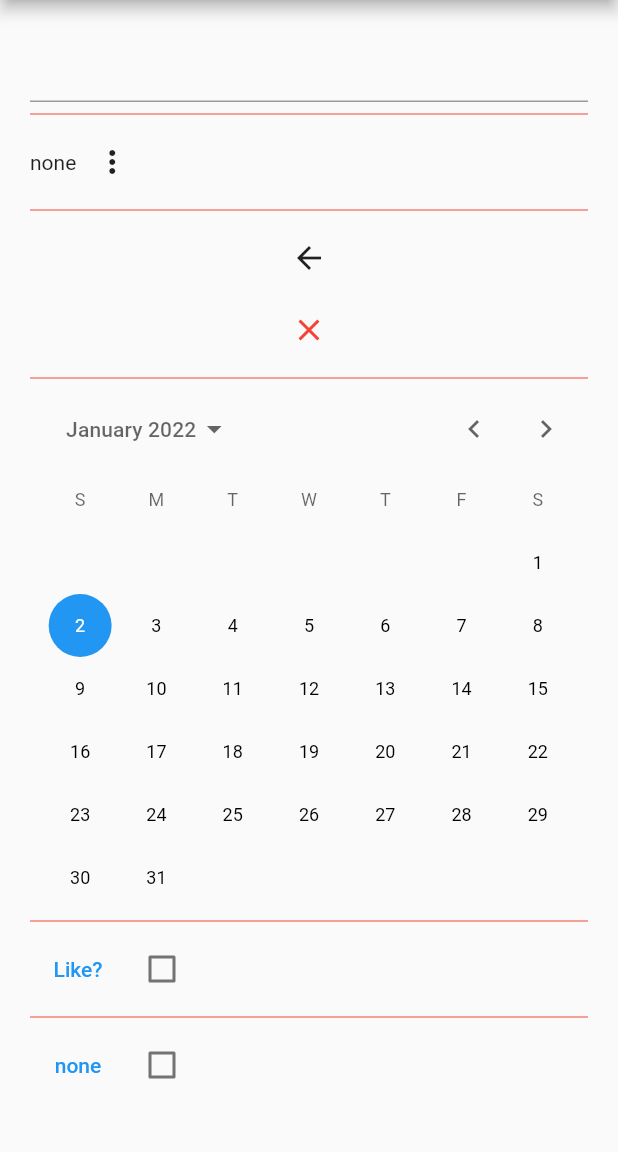
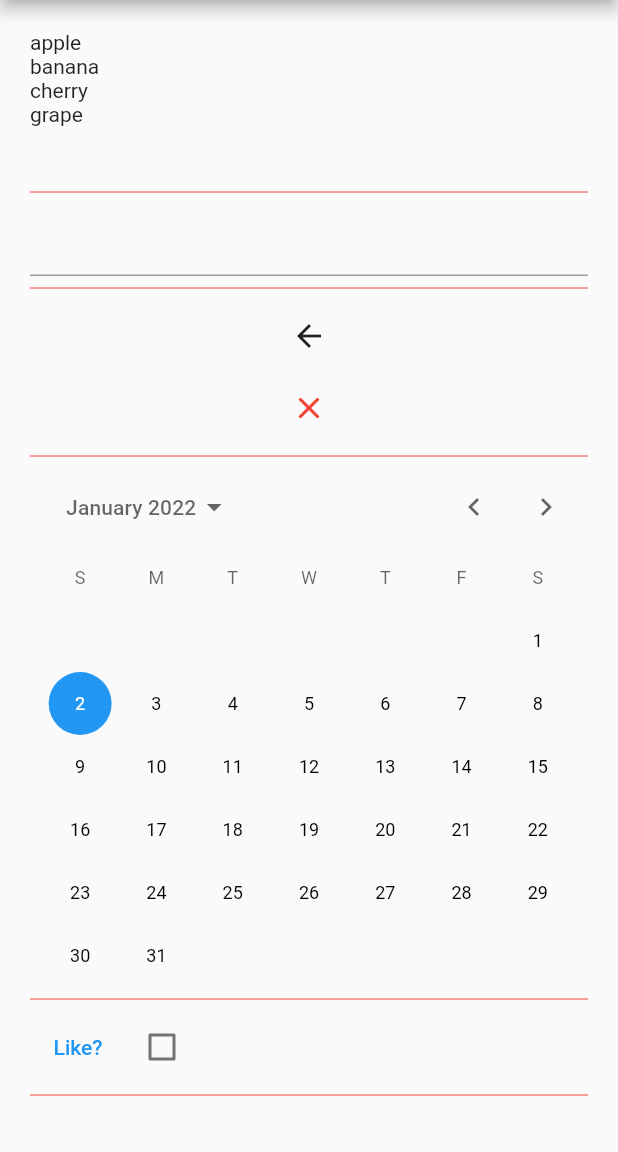
Before and after one commit to mvolkmann/flutter_input, a Flutter app: the screen it shows after launch, on a phone screen of 412 x 824 dp, the part 84-1236 px from its top. Run offline on Flutter 3.47's test engine with Material 2 defaults, Android fonts, the phone set to English and light mode, and no system bars.

```diff
--- a/lib/main.dart
+++ b/lib/main.dart
@@ -8,6 +8,7 @@ import 'my_checkbox.dart';
 import 'my_dropdown.dart';
 import 'my_popup_menu_button.dart';
 import 'my_range_slider.dart';
+import 'my_reorderable_list.dart';
 import 'my_slider.dart';
 import 'my_text_field.dart';
 import 'my_switch.dart';
@@ -278,6 +279,11 @@ class _MyHomePageState extends State<MyHomePage> {
         });
   }
 
+  Widget _buildReorderableList() {
+    var items = ['apple', 'banana', 'cherry', 'grape'];
+    return MyReorderableList(items: items);
+  }
+
   Widget _buildSlider() {
     return MySlider(
         divisions: 20,
@@ -362,12 +368,12 @@ class _MyHomePageState extends State<MyHomePage> {
         child: Form(
           child: ListView(
             children: <Widget>[
+              _buildReorderableList(),
+              _buildDivider(),
+
               _buildAutocomplete(),
               if (selectedWord.isNotEmpty)
                 Text('selected word is $selectedWord'),
-              _buildDivider(),
-
-              _buildPopupMenuButton(),
               _buildDivider(),
 
               BackButton(
@@ -415,6 +421,9 @@ class _MyHomePageState extends State<MyHomePage> {
               _buildOutlinedButton(),
               _buildDivider(),
 
+              _buildPopupMenuButton(),
+              _buildDivider(),
+
               _buildRadioButtons(),
               Text('Favorite sport is ${describeEnum(favoriteSport)}.'),
               _buildDivider(),
--- /dev/null
+++ b/lib/my_reorderable_list.dart
@@ -0,0 +1,33 @@
+import 'package:flutter/material.dart';
+
+class MyReorderableList extends StatelessWidget {
+  final List<String> items;
+
+  const MyReorderableList({
+    Key? key,
+    required this.items,
+  }) : super(key: key);
+
+  @override
+  Widget build(BuildContext context) {
+    //TODO: Is SizedBox needed?
+    return SizedBox(
+      height: 100,
+      child: ReorderableList(
+        itemBuilder: (context, index) {
+          return ReorderableDragStartListener(
+            child: Text(items[index]),
+            index: index,
+            key: Key(items[index]),
+          );
+        },
+        itemCount: items.length,
+        onReorder: (oldIndex, newIndex) {
+          //TODO: This logic is not correct!
+          final item = items.removeAt(oldIndex);
+          items.insert(newIndex, item);
+        },
+      ),
+    );
+  }
+}
```
